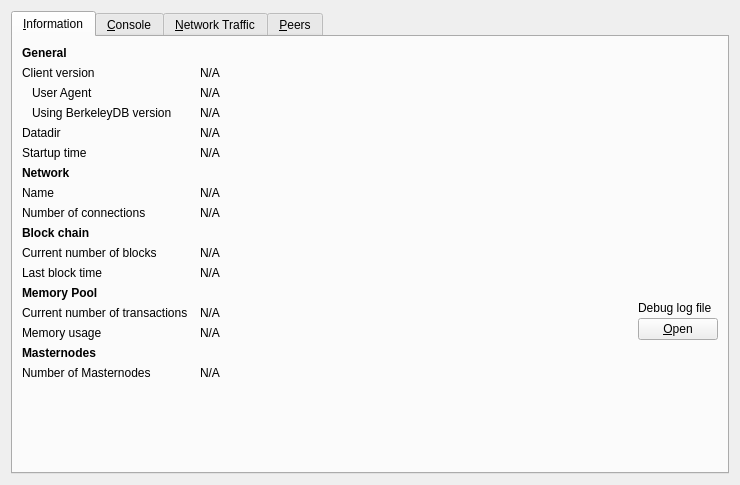
First picture: the form in src/qt/forms/debugwindow.ui, repository fxtc/fxtc, before the edit.
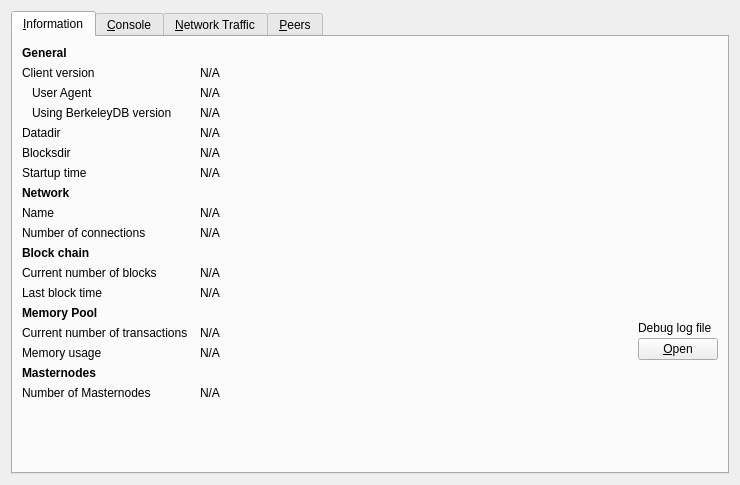
Second picture: the form after the edit. Icons and pictures are not drawn. Custom widgets are drawn as their Qt base class.

```diff
--- a/src/qt/forms/debugwindow.ui
+++ b/src/qt/forms/debugwindow.ui
@@ -142,13 +142,42 @@
         </widget>
        </item>
        <item row="5" column="0">
+        <widget class="QLabel" name="label_11">
+         <property name="text">
+          <string>Blocksdir</string>
+         </property>
+        </widget>
+       </item>
+       <item row="5" column="1" colspan="2">
+        <widget class="QLabel" name="blocksDir">
+         <property name="cursor">
+          <cursorShape>IBeamCursor</cursorShape>
+         </property>
+         <property name="toolTip">
+          <string>To specify a non-default location of the blocks directory use the '%1' option.</string>
+         </property>
+         <property name="text">
+          <string>N/A</string>
+         </property>
+         <property name="textFormat">
+          <enum>Qt::PlainText</enum>
+         </property>
+         <property name="wordWrap">
+          <bool>true</bool>
+         </property>
+         <property name="textInteractionFlags">
+          <set>Qt::LinksAccessibleByMouse|Qt::TextSelectableByKeyboard|Qt::TextSelectableByMouse</set>
+         </property>
+        </widget>
+       </item>
+       <item row="6" column="0">
         <widget class="QLabel" name="label_13">
          <property name="text">
           <string>Startup time</string>
          </property>
         </widget>
        </item>
-       <item row="5" column="1" colspan="2">
+       <item row="6" column="1" colspan="2">
         <widget class="QLabel" name="startupTime">
          <property name="cursor">
           <cursorShape>IBeamCursor</cursorShape>
@@ -164,7 +193,7 @@
          </property>
         </widget>
        </item>
-       <item row="6" column="0">
+       <item row="7" column="0">
            <widget class="QLabel" name="labelNetwork">
                <property name="font">
                    <font>
@@ -177,14 +206,14 @@
                </property>
            </widget>
        </item>
-       <item row="7" column="0">
+       <item row="8" column="0">
         <widget class="QLabel" name="label_8">
          <property name="text">
           <string>Name</string>
          </property>
         </widget>
        </item>
-       <item row="7" column="1" colspan="2">
+       <item row="8" column="1" colspan="2">
         <widget class="QLabel" name="networkName">
          <property name="cursor">
           <cursorShape>IBeamCursor</cursorShape>
@@ -200,14 +229,14 @@
          </property>
         </widget>
        </item>
-       <item row="8" column="0">
+       <item row="9" column="0">
         <widget class="QLabel" name="label_7">
          <property name="text">
           <string>Number of connections</string>
          </property>
         </widget>
        </item>
-       <item row="8" column="1" colspan="2">
+       <item row="9" column="1" colspan="2">
         <widget class="QLabel" name="numberOfConnections">
          <property name="cursor">
           <cursorShape>IBeamCursor</cursorShape>
@@ -223,7 +252,7 @@
          </property>
         </widget>
        </item>
-       <item row="9" column="0">
+       <item row="10" column="0">
         <widget class="QLabel" name="label_10">
          <property name="font">
           <font>
@@ -236,14 +265,14 @@
          </property>
         </widget>
        </item>
-       <item row="10" column="0">
+       <item row="11" column="0">
         <widget class="QLabel" name="label_3">
          <property name="text">
           <string>Current number of blocks</string>
          </property>
         </widget>
        </item>
-       <item row="10" column="1" colspan="2">
+       <item row="11" column="1" colspan="2">
         <widget class="QLabel" name="numberOfBlocks">
          <property name="cursor">
           <cursorShape>IBeamCursor</cursorShape>
@@ -259,14 +288,14 @@
          </property>
         </widget>
        </item>
-       <item row="11" column="0">
+       <item row="12" column="0">
         <widget class="QLabel" name="labelLastBlockTime">
          <property name="text">
           <string>Last block time</string>
          </property>
         </widget>
        </item>
-       <item row="11" column="1" colspan="2">
+       <item row="12" column="1" colspan="2">
         <widget class="QLabel" name="lastBlockTime">
          <property name="cursor">
           <cursorShape>IBeamCursor</cursorShape>
@@ -282,7 +311,7 @@
          </property>
         </widget>
        </item>
-       <item row="12" column="0">
+       <item row="13" column="0">
         <widget class="QLabel" name="labelMempoolTitle">
          <property name="font">
           <font>
@@ -295,14 +324,14 @@
          </property>
         </widget>
        </item>
-       <item row="13" column="0">
+       <item row="14" column="0">
         <widget class="QLabel" name="labelNumberOfTransactions">
          <property name="text">
           <string>Current number of transactions</string>
          </property>
         </widget>
        </item>
-       <item row="13" column="1">
+       <item row="14" column="1">
         <widget class="QLabel" name="mempoolNumberTxs">
          <property name="cursor">
           <cursorShape>IBeamCursor</cursorShape>
@@ -318,14 +347,14 @@
          </property>
         </widget>
        </item>
-       <item row="14" column="0">
+       <item row="15" column="0">
         <widget class="QLabel" name="labelMemoryUsage">
          <property name="text">
           <string>Memory usage</string>
          </property>
         </widget>
        </item>
-       <item row="14" column="1">
+       <item row="15" column="1">
         <widget class="QLabel" name="mempoolSize">
          <property name="cursor">
           <cursorShape>IBeamCursor</cursorShape>
@@ -342,7 +371,7 @@
         </widget>
        </item>
        <!-- Dash -->
-       <item row="15" column="0">
+       <item row="16" column="0">
         <widget class="QLabel" name="masternodesLabel">
          <property name="font">
           <font>
@@ -355,14 +384,14 @@
          </property>
         </widget>
        </item>
-       <item row="16" column="0">
+       <item row="17" column="0">
         <widget class="QLabel" name="masternodeCountLabel">
          <property name="text">
           <string>Number of Masternodes</string>
          </property>
         </widget>
        </item>
-       <item row="16" column="1">
+       <item row="17" column="1">
         <widget class="QLabel" name="masternodeCount">
          <property name="text">
           <string>N/A</string>
@@ -370,7 +399,7 @@
         </widget>
        </item>
        <!--      -->
-       <item row="12" column="2" rowspan="3">
+       <item row="13" column="2" rowspan="3">
         <layout class="QVBoxLayout" name="verticalLayoutDebugButton">
          <property name="spacing">
           <number>3</number>
@@ -410,7 +439,7 @@
          </item>
         </layout>
        </item>
-       <item row="17" column="0">
+       <item row="18" column="0">
         <spacer name="verticalSpacer">
          <property name="orientation">
           <enum>Qt::Vertical</enum>
```
Left out of the diff: 3 changed lines with no effect on the pictures.
